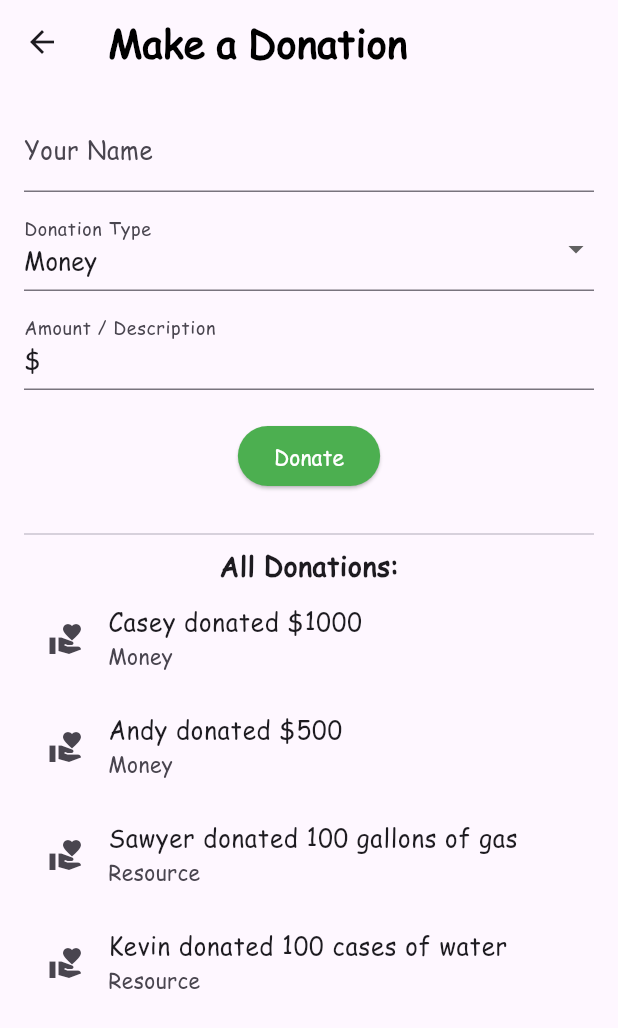
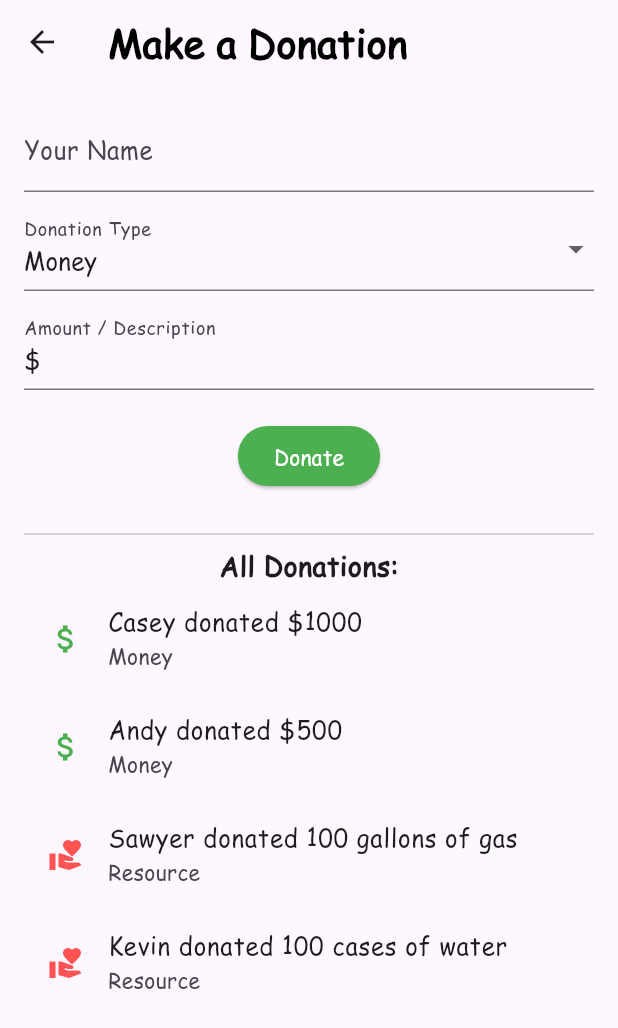
Before and after one commit to ceenguyen05/CS3354Project, a Flutter app: the DonationScreen screen opened directly, on a phone screen of 412 x 824 dp. Shown: the top 1028 px of the screen. Run offline on Flutter 3.47's test engine with Material 3 defaults, Android fonts, the phone set to English and light mode, and no system bars; our stand-ins replace geolocator.

Commit message:
icons for donation screen

```diff
--- a/code_1/lib/screens/donation_screen.dart
+++ b/code_1/lib/screens/donation_screen.dart
@@ -79,6 +79,13 @@ class _DonationScreenState extends State<DonationScreen> {
     });
   }
 
+  Icon _getDonationIcon(String type) {
+    return Icon(
+      type == 'Money' ? Icons.attach_money : Icons.volunteer_activism,
+      color: type == 'Money' ? Colors.green : Colors.redAccent,
+    );
+  }
+
   @override
   Widget build(BuildContext context) {
     return Scaffold(
@@ -138,7 +145,7 @@ class _DonationScreenState extends State<DonationScreen> {
                 itemBuilder: (context, index) {
                   final d = _donations[index];
                   return ListTile(
-                    leading: const Icon(Icons.volunteer_activism),
+                    leading: _getDonationIcon(d.type),
                     title: Text("${d.name} donated ${d.detail}"),
                     subtitle: Text(d.type),
                   );
```
